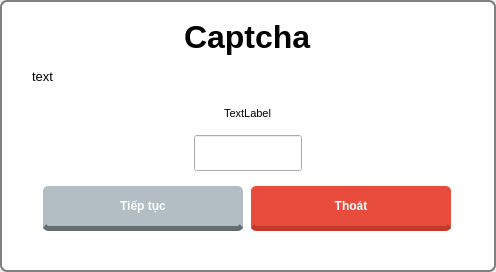
Before: the Qt Designer form guis/window_register.ui in lucid-irl/DTU-Universe, drawn with Qt 5.
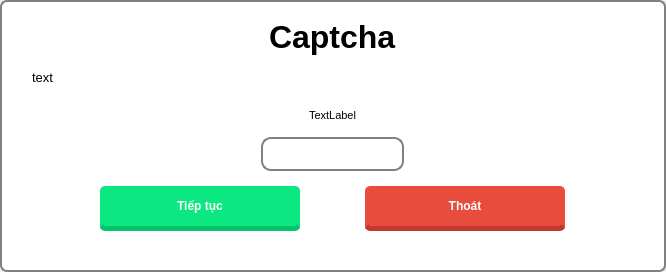
After: the same form once the commit is applied. Icons and pictures are not drawn.

Diff of the .ui file:
```diff
--- a/guis/window_register.ui
+++ b/guis/window_register.ui
@@ -6,7 +6,7 @@
    <rect>
     <x>0</x>
     <y>0</y>
-    <width>496</width>
+    <width>666</width>
     <height>272</height>
    </rect>
   </property>
@@ -730,8 +730,20 @@
                  <verstretch>0</verstretch>
                 </sizepolicy>
                </property>
+               <property name="font">
+                <font>
+                 <family>Segoe UI</family>
+                 <pointsize>10</pointsize>
+                </font>
+               </property>
                <property name="styleSheet">
-                <string notr="true">min-height: 30px;</string>
+                <string notr="true">QLineEdit {
+    border: 2px solid gray;
+    border-radius: 10px;
+    padding: 0 8px;
+    selection-background-color: darkgray;
+min-height: 30px;
+}</string>
                </property>
               </widget>
              </item>
@@ -754,6 +766,16 @@
                     <bold>true</bold>
                    </font>
                   </property>
+                  <property name="styleSheet">
+                   <string notr="true">QPushButton {
+background-color: #0be881;
+border-bottom: 5px solid #05c46b;
+}
+
+QPushButton:pressed {
+border: none;
+}</string>
+                  </property>
                   <property name="text">
                    <string>Tiếp tục</string>
                   </property>
```
Left out of the diff: 2 changed lines with no effect on the pictures.
